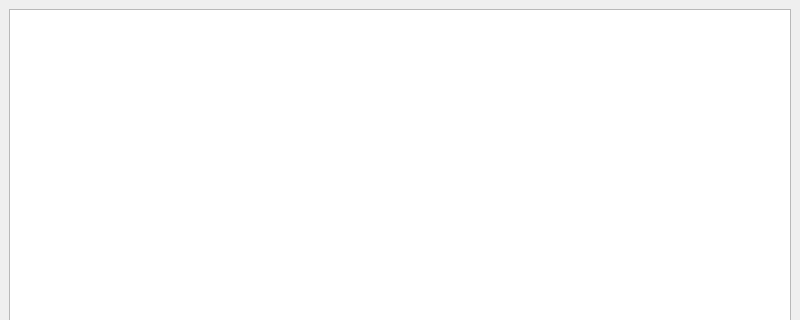
Old version of the form mainwindow.ui in the repository AleZane29/QTChess; both pictures show x 0 to 800 and y 0 to 320 of the 800 by 600 pixel window.
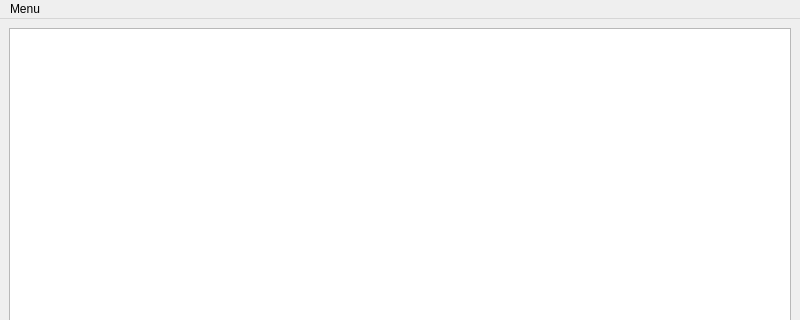
New version of the form.

Diff of the .ui file:
```diff
--- a/mainwindow.ui
+++ b/mainwindow.ui
@@ -33,6 +33,15 @@
      <height>25</height>
     </rect>
    </property>
+   <widget class="QMenu" name="menuMenu">
+    <property name="title">
+     <string>Menu</string>
+    </property>
+    <addaction name="separator"/>
+    <addaction name="actionSinglePLayer"/>
+    <addaction name="actionTwoPlayers"/>
+   </widget>
+   <addaction name="menuMenu"/>
   </widget>
   <widget class="QStatusBar" name="statusbar"/>
  </widget>
```
Left out of the diff: 10 changed lines with no effect on the pictures.
